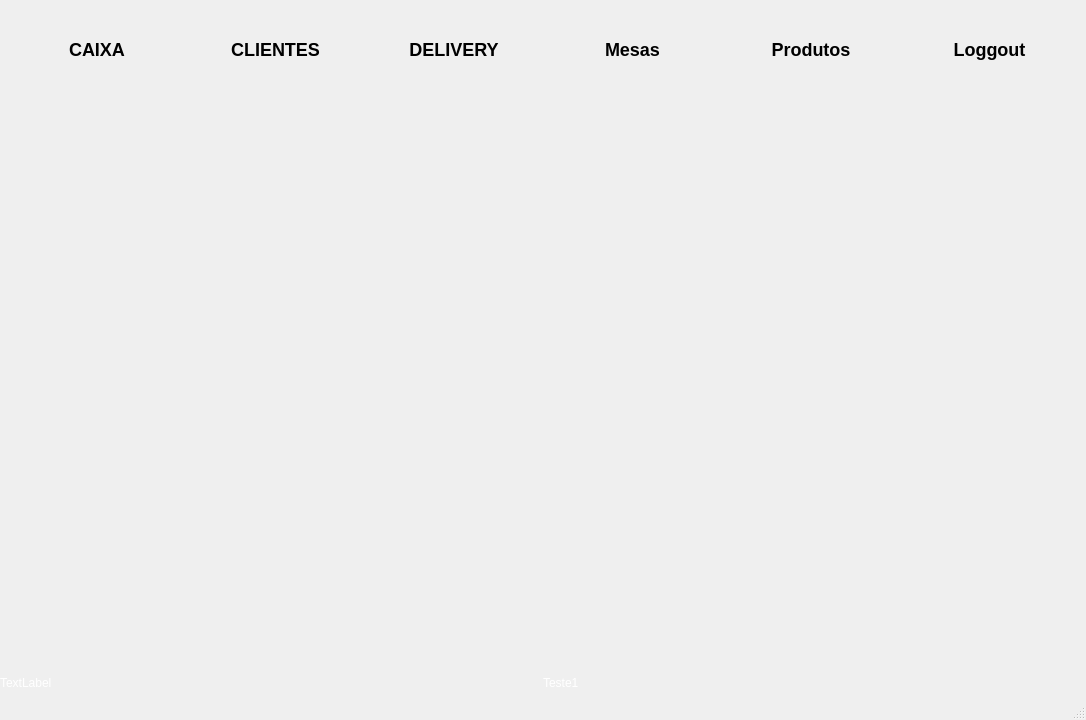
Before: the Qt Designer form desktop/window/unique.ui in hnmcano/unique, drawn with Qt 5.
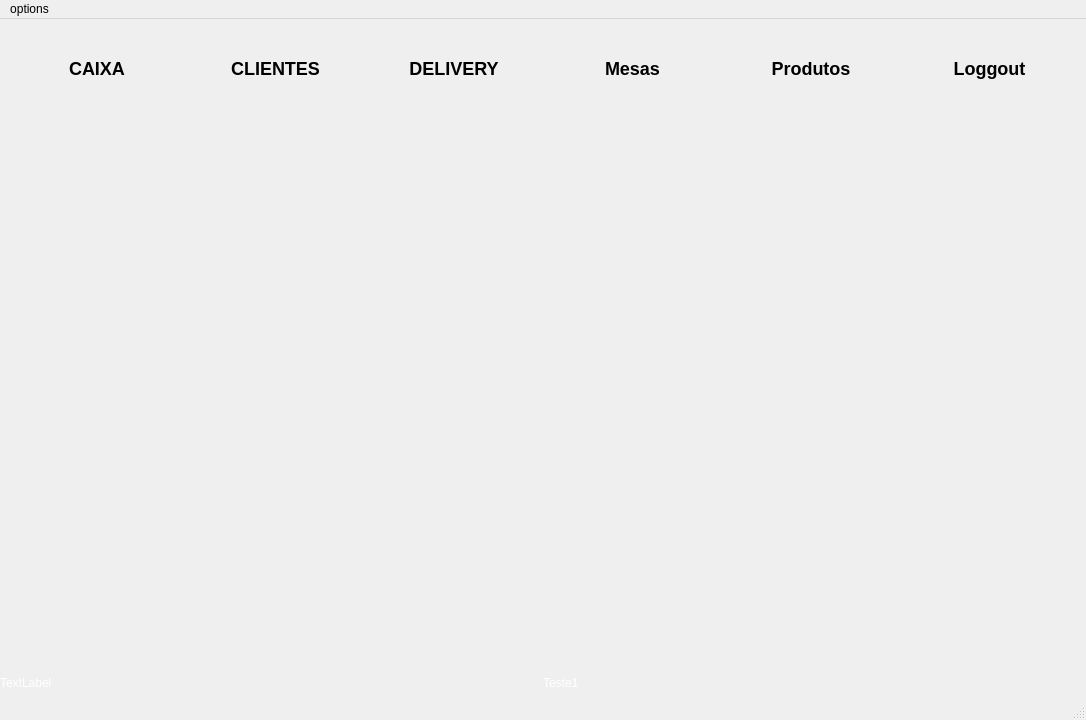
After: the same form once the commit is applied. Icons and pictures are not drawn.

```diff
--- a/desktop/window/unique.ui
+++ b/desktop/window/unique.ui
@@ -383,6 +383,15 @@
      <height>33</height>
     </rect>
    </property>
+   <widget class="QMenu" name="menuOPERACIONAL">
+    <property name="title">
+     <string>options</string>
+    </property>
+    <addaction name="estabelecimento"/>
+    <addaction name="catalago"/>
+    <addaction name="configuracoes"/>
+   </widget>
+   <addaction name="menuOPERACIONAL"/>
   </widget>
   <widget class="QStatusBar" name="statusbar"/>
  </widget>
```
Left out of the diff: 15 changed lines with no effect on the pictures.
